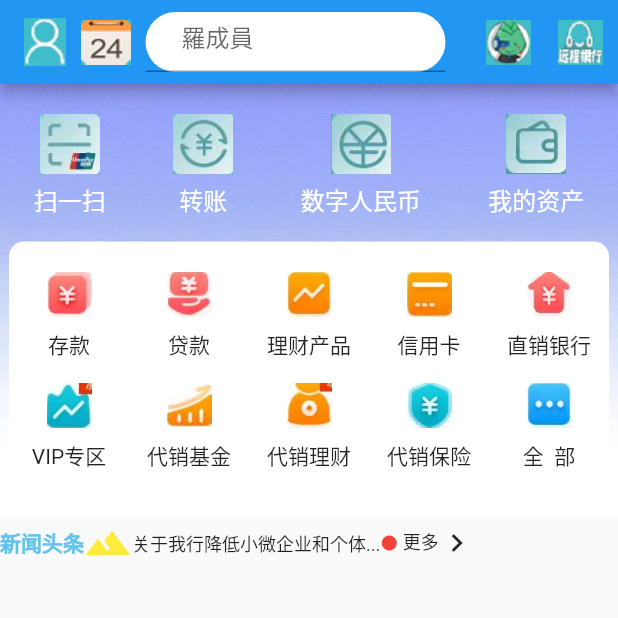
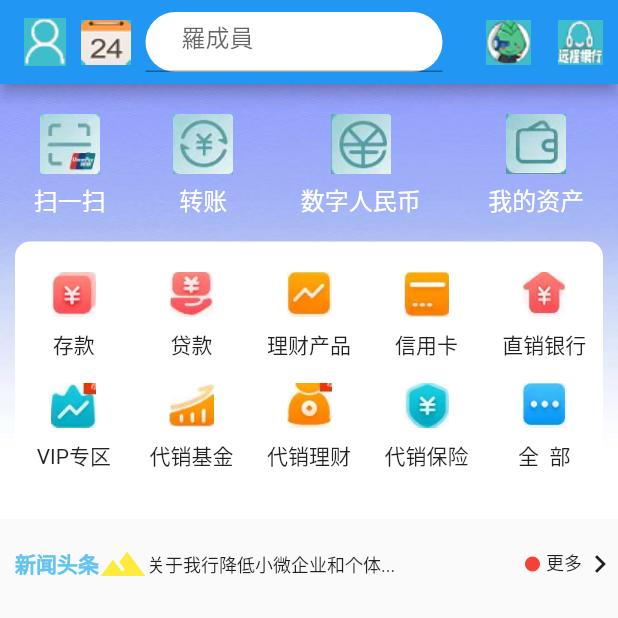
Before and after one commit to gantlone/flutter_practice_again, a Flutter app: the Main screen opened directly, on a phone screen of 412 x 824 dp, the top half of it. Run offline on Flutter 3.47's test engine with Material 2 defaults, Android fonts, the phone set to English and light mode, and no system bars; our stand-ins replace flutter_screenutil.

Commit message:
新增響應式寫法

```diff
--- a/practice_again_20231021/lib/bank_view/home/home_top.dart
+++ b/practice_again_20231021/lib/bank_view/home/home_top.dart
@@ -30,7 +30,8 @@ class HomeTop extends StatelessWidget {
                 ],
               )),
           Container(
-            width: 400,
+            //width: 400,
+            margin: EdgeInsets.only(left: 10, right: 10),
             height: 180,
             decoration: BoxDecoration(
                 color: Colors.white,
--- a/practice_again_20231021/lib/bank_view/home/news_widget.dart
+++ b/practice_again_20231021/lib/bank_view/home/news_widget.dart
@@ -8,7 +8,11 @@ class NewsWidget extends StatelessWidget {
   @override
   Widget build(BuildContext context) {
     return Container(
+        margin: EdgeInsets.only(top: 5),
+        padding: EdgeInsets.only(left: 10),
+        height: 50,
         child: Row(
+          mainAxisAlignment: MainAxisAlignment.spaceBetween,
           children: [
             Row(
               children: [
--- a/practice_again_20231021/lib/bank_view/home/title_widget.dart
+++ b/practice_again_20231021/lib/bank_view/home/title_widget.dart
@@ -16,7 +16,8 @@ class TitleWidget extends StatelessWidget {
         SizedBox(
           width: 10,
         ),
-        Container(
+        Expanded(
+          child: Container(
             width: 200,
             height: 40,
             decoration: BoxDecoration(
@@ -30,6 +31,7 @@ class TitleWidget extends StatelessWidget {
                   hintStyle: TextStyle(fontSize: 16)),
             ),
           ),
+        )
       ],
     );
   }
```
Lines whose indentation alone changed are shown as unchanged.
